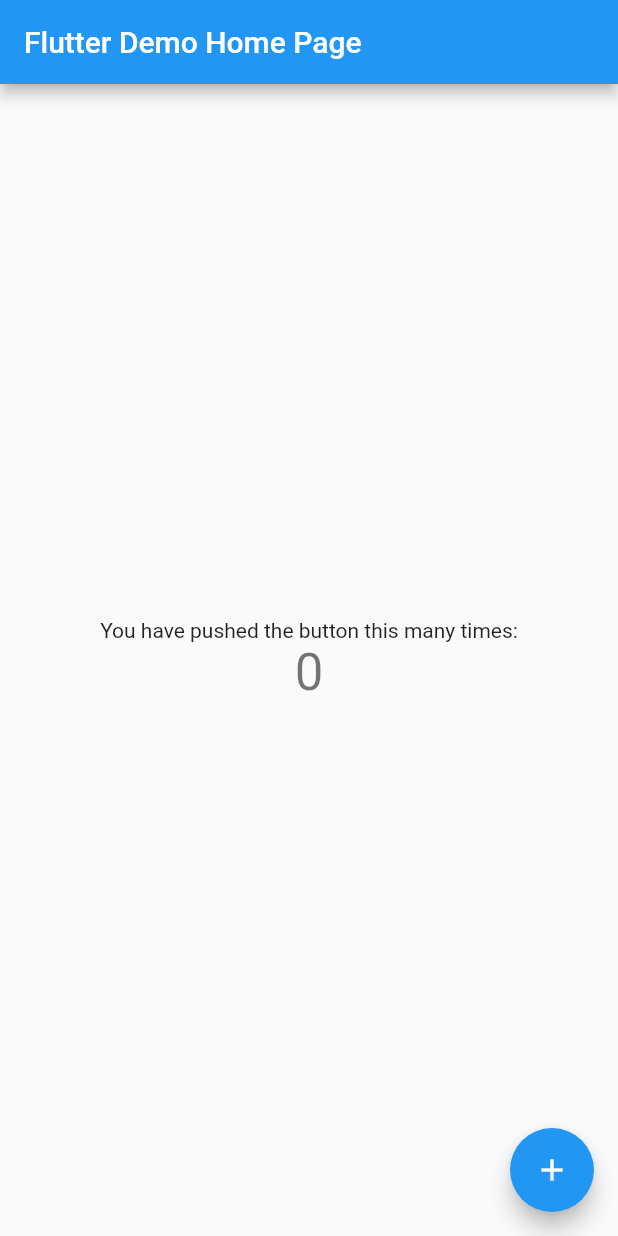
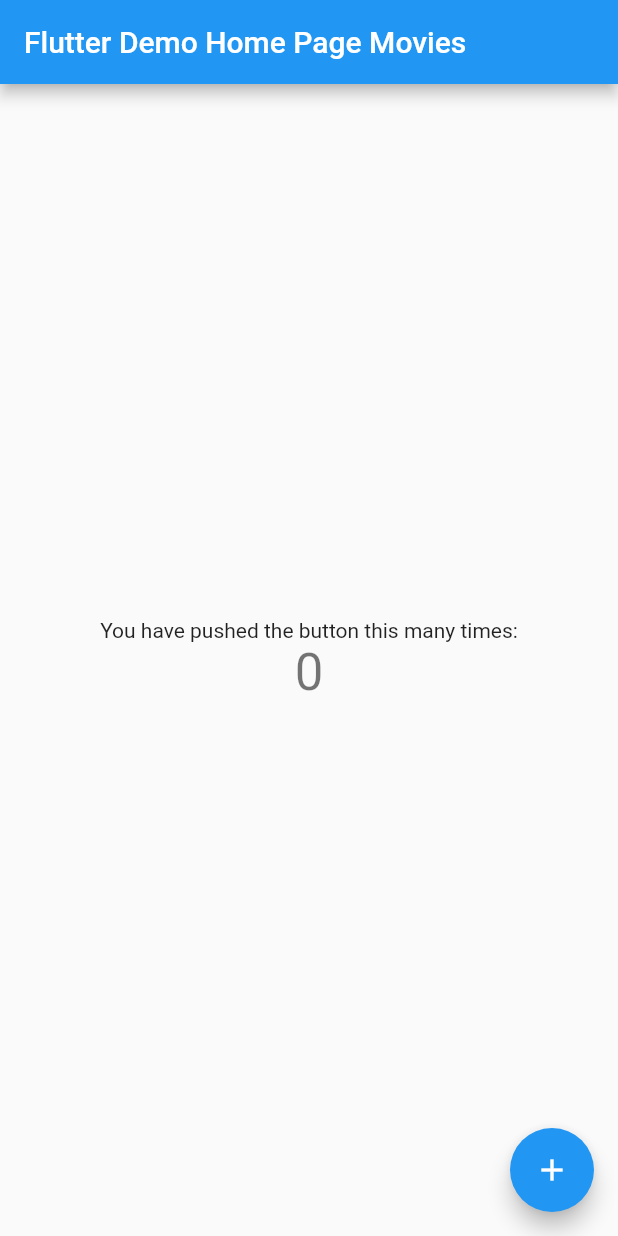
Before and after one commit to bahrie127/joints_meet2_restapi, a Flutter app: the screen it shows after launch, on a phone screen of 412 x 824 dp. Run offline on Flutter 3.47's test engine with Material 2 defaults, Android fonts, the phone set to English and light mode, and no system bars.

Commit message:
movies - changes title text

```diff
--- a/lib/main.dart
+++ b/lib/main.dart
@@ -24,7 +24,7 @@ class MyApp extends StatelessWidget {
         // is not restarted.
         primarySwatch: Colors.blue,
       ),
-      home: const MyHomePage(title: 'Flutter Demo Home Page'),
+      home: const MyHomePage(title: 'Flutter Demo Home Page Movies'),
     );
   }
 }
```
